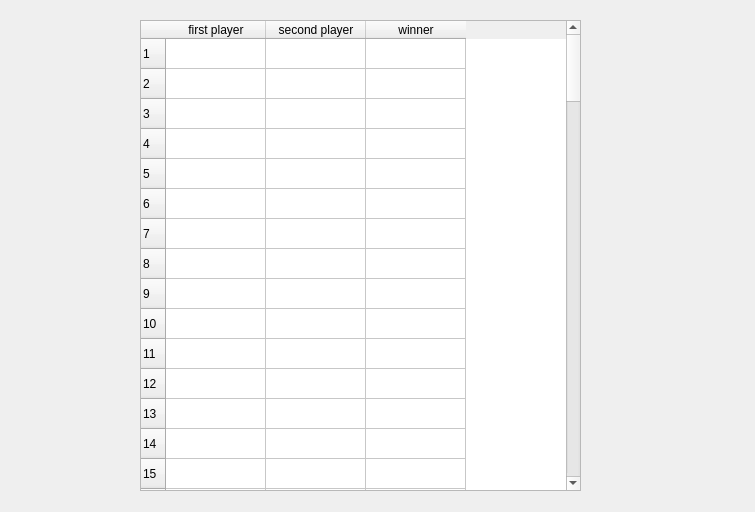
First picture: the form in GUI/gamehistorydialog.ui, repository AHMED-ABDELLATIF56/Advanced-Tic-Tac-Toe, before the edit.
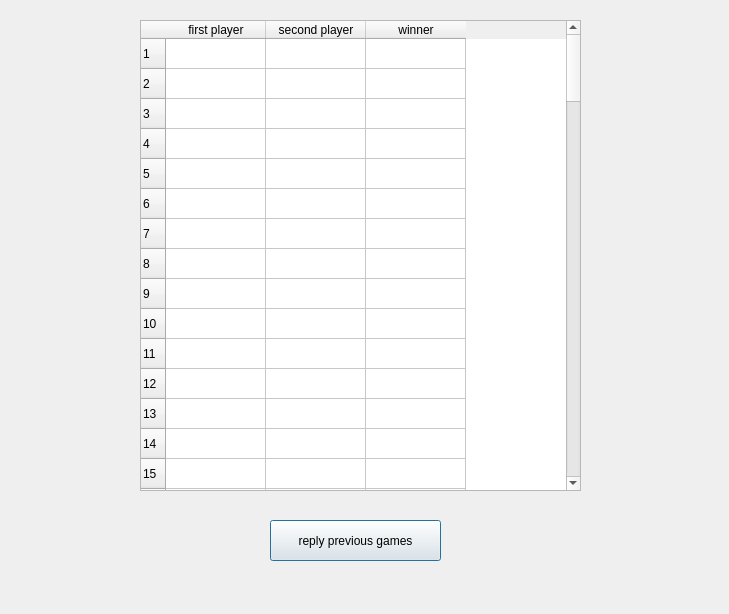
Second picture: the form after the edit.

```diff
--- a/GUI/gamehistorydialog.ui
+++ b/GUI/gamehistorydialog.ui
@@ -6,8 +6,8 @@
    <rect>
     <x>0</x>
     <y>0</y>
-    <width>755</width>
-    <height>512</height>
+    <width>729</width>
+    <height>614</height>
    </rect>
   </property>
   <property name="windowTitle">
@@ -156,6 +156,19 @@
     </property>
    </column>
   </widget>
+  <widget class="QPushButton" name="pushButton_replayGame">
+   <property name="geometry">
+    <rect>
+     <x>270</x>
+     <y>520</y>
+     <width>171</width>
+     <height>41</height>
+    </rect>
+   </property>
+   <property name="text">
+    <string>reply previous games</string>
+   </property>
+  </widget>
  </widget>
  <resources/>
  <connections/>
```
